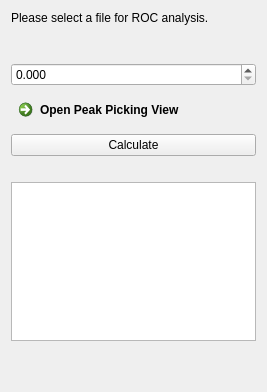
Old version of the form Plugins/org.mitk.biomarker.roc/src/internal/BiomarkerRocControls.ui in the repository m2aia/m2aia.
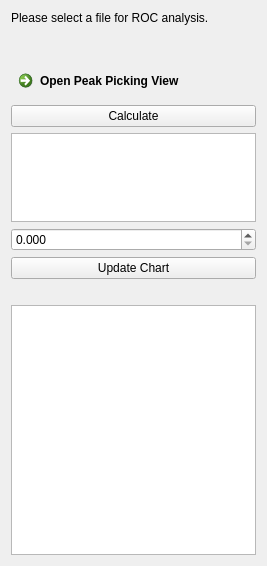
New version of the form. Custom widgets are drawn as their Qt base class.

Commit message: added table to show AUC to all picked m/z values fixed error with chart not reloading refactored granularity into a member since it is quite widely used deleted old chart.cpp, .h, .ui files and removed its remnants across the cmake files added a simple timer struct to measure performance, found out that performance is quite bad TODO: address performance issues, then rework into a module and write tests

Diff of the .ui file:
```diff
--- a/Plugins/org.mitk.biomarker.roc/src/internal/BiomarkerRocControls.ui
+++ b/Plugins/org.mitk.biomarker.roc/src/internal/BiomarkerRocControls.ui
@@ -7,7 +7,7 @@
     <x>0</x>
     <y>0</y>
     <width>267</width>
-    <height>392</height>
+    <height>566</height>
    </rect>
   </property>
   <property name="minimumSize">
@@ -27,7 +27,7 @@
   </property>
   <layout class="QVBoxLayout" name="verticalLayout_2" stretch="1">
    <item>
-    <layout class="QVBoxLayout" name="verticalLayout" stretch="0,0,0,0,0,0,0,1,0">
+    <layout class="QVBoxLayout" name="verticalLayout" stretch="0,0,0,0,0,0,0,0,0,0,0">
      <item>
       <widget class="QLabel" name="label">
        <property name="sizePolicy">
@@ -100,34 +100,6 @@
        </property>
       </widget>
      </item>
-     <item>
-      <widget class="QDoubleSpinBox" name="mzValue">
-       <property name="sizePolicy">
-        <sizepolicy hsizetype="Preferred" vsizetype="Maximum">
-         <horstretch>0</horstretch>
-         <verstretch>0</verstretch>
-        </sizepolicy>
-       </property>
-       <property name="minimumSize">
-        <size>
-         <width>0</width>
-         <height>0</height>
-        </size>
-       </property>
-       <property name="maximumSize">
-        <size>
-         <width>16777215</width>
-         <height>16777215</height>
-        </size>
-       </property>
-       <property name="decimals">
-        <number>3</number>
-       </property>
-       <property name="maximum">
-        <double>9999.000000000000000</double>
-       </property>
-      </widget>
-     </item>
      <item>
       <widget class="QCommandLinkButton" name="buttonOpenPeakPickingView">
        <property name="sizePolicy">
@@ -176,30 +148,7 @@
       </widget>
      </item>
      <item>
-      <widget class="QLabel" name="labelAuc">
-       <property name="sizePolicy">
-        <sizepolicy hsizetype="Preferred" vsizetype="Maximum">
-         <horstretch>0</horstretch>
-         <verstretch>0</verstretch>
-        </sizepolicy>
-       </property>
-       <property name="text">
-        <string/>
-       </property>
-      </widget>
-     </item>
-     <item>
-      <widget class="QtCharts::QChartView" name="chartView">
-       <property name="enabled">
-        <bool>true</bool>
-       </property>
-       <property name="sizePolicy">
-        <sizepolicy hsizetype="Preferred" vsizetype="Expanding">
-         <horstretch>0</horstretch>
-         <verstretch>0</verstretch>
-        </sizepolicy>
-       </property>
-      </widget>
+      <widget class="QTableWidget" name="tableWidget"/>
      </item>
      <item>
       <spacer name="verticalSpacer">
@@ -214,6 +163,73 @@
        </property>
       </spacer>
      </item>
+     <item>
+      <widget class="QDoubleSpinBox" name="mzValue">
+       <property name="sizePolicy">
+        <sizepolicy hsizetype="Preferred" vsizetype="Maximum">
+         <horstretch>0</horstretch>
+         <verstretch>0</verstretch>
+        </sizepolicy>
+       </property>
+       <property name="minimumSize">
+        <size>
+         <width>0</width>
+         <height>0</height>
+        </size>
+       </property>
+       <property name="maximumSize">
+        <size>
+         <width>16777215</width>
+         <height>16777215</height>
+        </size>
+       </property>
+       <property name="decimals">
+        <number>3</number>
+       </property>
+       <property name="maximum">
+        <double>9999.000000000000000</double>
+       </property>
+      </widget>
+     </item>
+     <item>
+      <widget class="QPushButton" name="buttonChart">
+       <property name="text">
+        <string>Update Chart</string>
+       </property>
+      </widget>
+     </item>
+     <item>
+      <widget class="QLabel" name="labelAuc">
+       <property name="sizePolicy">
+        <sizepolicy hsizetype="Preferred" vsizetype="Maximum">
+         <horstretch>0</horstretch>
+         <verstretch>0</verstretch>
+        </sizepolicy>
+       </property>
+       <property name="text">
+        <string/>
+       </property>
+      </widget>
+     </item>
+     <item>
+      <widget class="QtCharts::QChartView" name="chartView">
+       <property name="enabled">
+        <bool>true</bool>
+       </property>
+       <property name="sizePolicy">
+        <sizepolicy hsizetype="Preferred" vsizetype="Expanding">
+         <horstretch>0</horstretch>
+         <verstretch>0</verstretch>
+        </sizepolicy>
+       </property>
+       <property name="minimumSize">
+        <size>
+         <width>0</width>
+         <height>250</height>
+        </size>
+       </property>
+      </widget>
+     </item>
     </layout>
    </item>
   </layout>
```
The commit also changes 8 other files.
